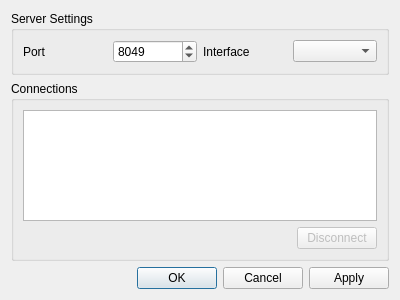
The window that STiTCH/STiTCHDialog.ui (dgraves/iTCH) describes before a commit, drawn with Qt 5.
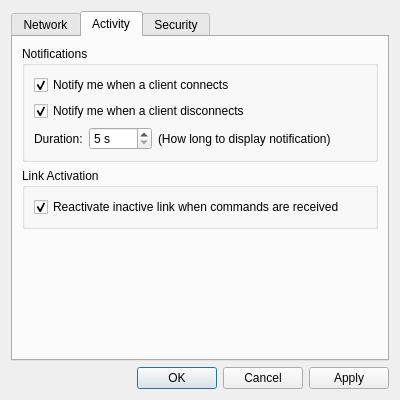
The same window after the commit. The open tabs and pages were chosen to show the change.

Commit message: Added tabs for setting up notification and link connection activity, and for specifying a PIN number Added code to show connect and disconnect notifications

What changed in the file:
```diff
--- a/STiTCH/STiTCHDialog.ui
+++ b/STiTCH/STiTCHDialog.ui
@@ -7,7 +7,7 @@
     <x>0</x>
     <y>0</y>
     <width>400</width>
-    <height>300</height>
+    <height>400</height>
    </rect>
   </property>
   <property name="sizePolicy">
@@ -27,6 +27,19 @@
   </property>
   <layout class="QVBoxLayout" name="verticalLayout">
    <item>
+    <widget class="QTabWidget" name="tabWidget">
+     <property name="tabShape">
+      <enum>QTabWidget::Rounded</enum>
+     </property>
+     <property name="currentIndex">
+      <number>0</number>
+     </property>
+     <widget class="QWidget" name="networkTab">
+      <attribute name="title">
+       <string>Network</string>
+      </attribute>
+      <layout class="QVBoxLayout" name="verticalLayout_3">
+       <item>
     <widget class="QGroupBox" name="serverSettingsGroupBox">
      <property name="title">
       <string>Server Settings</string>
@@ -126,6 +139,179 @@
      </layout>
     </widget>
    </item>
+      </layout>
+     </widget>
+     <widget class="QWidget" name="activityTab">
+      <attribute name="title">
+       <string>Activity</string>
+      </attribute>
+      <layout class="QVBoxLayout" name="verticalLayout_5">
+       <item>
+        <widget class="QGroupBox" name="messagesGroupBox">
+         <property name="sizePolicy">
+          <sizepolicy hsizetype="Preferred" vsizetype="Preferred">
+           <horstretch>0</horstretch>
+           <verstretch>0</verstretch>
+          </sizepolicy>
+         </property>
+         <property name="title">
+          <string>Notifications</string>
+         </property>
+         <layout class="QGridLayout" name="gridLayout_2">
+          <item row="2" column="0" colspan="4">
+           <widget class="QCheckBox" name="disconnectCheckBox">
+            <property name="text">
+             <string>Notify me when a client disconnects</string>
+            </property>
+            <property name="checked">
+             <bool>true</bool>
+            </property>
+           </widget>
+          </item>
+          <item row="1" column="0" colspan="4">
+           <widget class="QCheckBox" name="connectCheckBox">
+            <property name="text">
+             <string>Notify me when a client connects</string>
+            </property>
+            <property name="checked">
+             <bool>true</bool>
+            </property>
+           </widget>
+          </item>
+          <item row="3" column="0">
+           <widget class="QLabel" name="durationLabel">
+            <property name="text">
+             <string>Duration:</string>
+            </property>
+           </widget>
+          </item>
+          <item row="3" column="1">
+           <widget class="QSpinBox" name="durationSpinBox">
+            <property name="suffix">
+             <string> s</string>
+            </property>
+            <property name="minimum">
+             <number>5</number>
+            </property>
+            <property name="maximum">
+             <number>1800</number>
+            </property>
+            <property name="value">
+             <number>5</number>
+            </property>
+           </widget>
+          </item>
+          <item row="3" column="2">
+           <widget class="QLabel" name="explainationLabel">
+            <property name="text">
+             <string>(How long to display notification)</string>
+            </property>
+           </widget>
+          </item>
+         </layout>
+        </widget>
+       </item>
+       <item>
+        <widget class="QGroupBox" name="activationGroupBox">
+         <property name="title">
+          <string>Link Activation</string>
+         </property>
+         <layout class="QVBoxLayout" name="verticalLayout_4">
+          <item>
+           <widget class="QCheckBox" name="activationCheckBox">
+            <property name="text">
+             <string>Reactivate inactive link when commands are received</string>
+            </property>
+            <property name="checked">
+             <bool>true</bool>
+            </property>
+           </widget>
+          </item>
+         </layout>
+        </widget>
+       </item>
+       <item>
+        <spacer name="verticalSpacer">
+         <property name="orientation">
+          <enum>Qt::Vertical</enum>
+         </property>
+         <property name="sizeHint" stdset="0">
+          <size>
+           <width>20</width>
+           <height>40</height>
+          </size>
+         </property>
+        </spacer>
+       </item>
+      </layout>
+     </widget>
+     <widget class="QWidget" name="tab">
+      <attribute name="title">
+       <string>Security</string>
+      </attribute>
+      <layout class="QVBoxLayout" name="verticalLayout_6">
+       <item>
+        <widget class="QGroupBox" name="groupBox">
+         <property name="title">
+          <string>Require PIN Authentication</string>
+         </property>
+         <property name="checkable">
+          <bool>true</bool>
+         </property>
+         <property name="checked">
+          <bool>false</bool>
+         </property>
+         <layout class="QGridLayout" name="gridLayout_3">
+          <item row="0" column="0">
+           <widget class="QLabel" name="label">
+            <property name="text">
+             <string>PIN:</string>
+            </property>
+           </widget>
+          </item>
+          <item row="0" column="1">
+           <widget class="QLineEdit" name="lineEdit">
+            <property name="text">
+             <string>12345</string>
+            </property>
+            <property name="maxLength">
+             <number>32</number>
+            </property>
+           </widget>
+          </item>
+          <item row="0" column="2">
+           <spacer name="horizontalSpacer_2">
+            <property name="orientation">
+             <enum>Qt::Horizontal</enum>
+            </property>
+            <property name="sizeHint" stdset="0">
+             <size>
+              <width>40</width>
+              <height>20</height>
+             </size>
+            </property>
+           </spacer>
+          </item>
+         </layout>
+        </widget>
+       </item>
+       <item>
+        <spacer name="verticalSpacer_2">
+         <property name="orientation">
+          <enum>Qt::Vertical</enum>
+         </property>
+         <property name="sizeHint" stdset="0">
+          <size>
+           <width>20</width>
+           <height>40</height>
+          </size>
+         </property>
+        </spacer>
+       </item>
+      </layout>
+     </widget>
+    </widget>
+   </item>
    <item>
     <widget class="QDialogButtonBox" name="buttonBox">
      <property name="standardButtons">
```
Left out of the diff: 5 changed lines with no effect on the pictures. Lines whose indentation alone changed are shown as unchanged. The commit also changes 1 other file.
